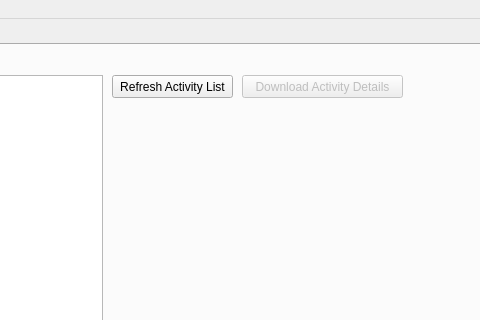
Qt form RWgui/src/MainWindow.ui (Jarnovr/RideWeather) before a commit; both pictures show x 520 to 1000 and y 0 to 320 of the 1000 by 800 pixel window.
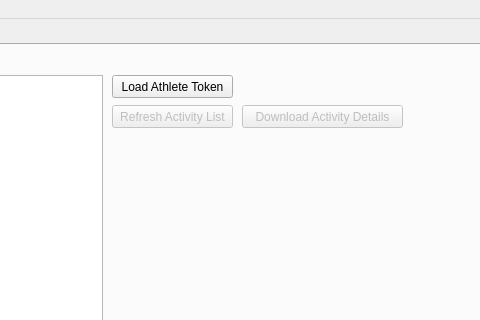
The same form after that commit.

Commit message: Implemented About Dialogs, pushbutton and StravaApi::ListActivities

```diff
--- a/RWgui/src/MainWindow.ui
+++ b/RWgui/src/MainWindow.ui
@@ -90,10 +90,13 @@
       </property>
      </widget>
      <widget class="QPushButton" name="btn_GetList">
+      <property name="enabled">
+       <bool>false</bool>
+      </property>
       <property name="geometry">
        <rect>
         <x>630</x>
-        <y>30</y>
+        <y>60</y>
         <width>121</width>
         <height>23</height>
        </rect>
@@ -115,7 +118,7 @@
       <property name="geometry">
        <rect>
         <x>760</x>
-        <y>30</y>
+        <y>60</y>
         <width>161</width>
         <height>23</height>
        </rect>
@@ -149,6 +152,28 @@
        <string>TextLabel</string>
       </property>
      </widget>
+     <widget class="QPushButton" name="btn_Load_Token">
+      <property name="enabled">
+       <bool>true</bool>
+      </property>
+      <property name="geometry">
+       <rect>
+        <x>630</x>
+        <y>30</y>
+        <width>121</width>
+        <height>23</height>
+       </rect>
+      </property>
+      <property name="toolTip">
+       <string>Load Athlete Token</string>
+      </property>
+      <property name="statusTip">
+       <string>Load Strava Athlete token</string>
+      </property>
+      <property name="text">
+       <string>Load Athlete Token</string>
+      </property>
+     </widget>
     </widget>
     <widget class="QWidget" name="tabWeather">
      <attribute name="title">
```
The commit also changes 4 other files.
